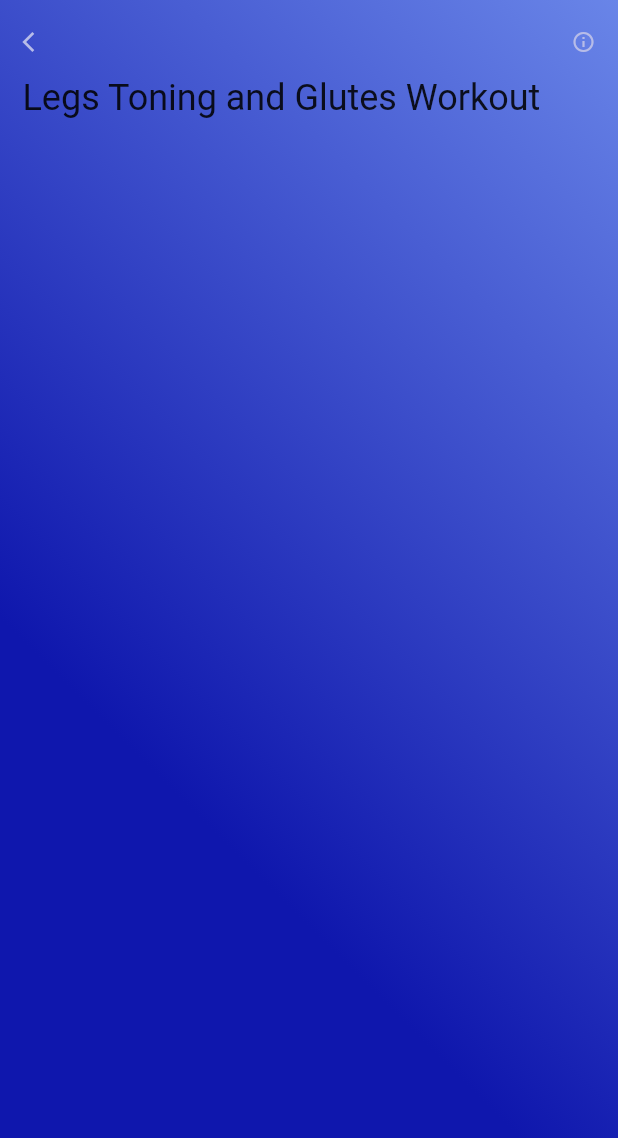
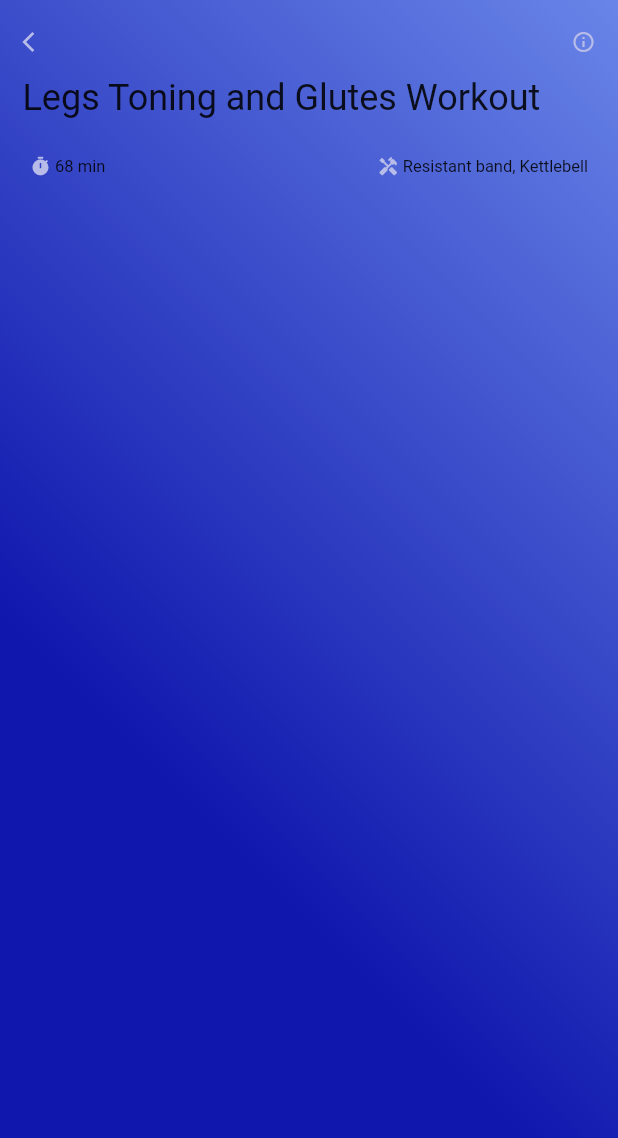
Before and after one commit to JJAHMEDAMER/Video_Training_App, a Flutter app: the screen it shows after launch, on a phone screen of 412 x 824 dp. Shown: the top 1138 px of the screen. Run offline on Flutter 3.47's test engine with Material 2 defaults, Android fonts, the phone set to English and light mode, and no system bars; statements that could not run were skipped.

Commit message:
3rd Row Info Bar

```diff
--- a/lib/pages/video_page.dart
+++ b/lib/pages/video_page.dart
@@ -55,9 +55,62 @@ class _VideoPageState extends State<VideoPage> {
                 ),
               ],
             ),
-            SizedBox(height: 15),
+            SizedBox(height: 20),
 
-            // 3rd Row
+            // 3rd Row Info Bar
+            Row(
+              mainAxisAlignment: MainAxisAlignment.spaceBetween,
+              crossAxisAlignment: CrossAxisAlignment.center,
+              children: [
+                Container(
+                  padding: EdgeInsets.all(5),
+                  decoration: BoxDecoration(
+                    borderRadius: BorderRadius.circular(7),
+                    color: AppColor.bigText.withOpacity(0.15),
+                  ),
+                  child: Row(
+                    children: [
+                      AppIcon(
+                        varIcon: Icons.timer,
+                        varSize: 14,
+                      ),
+                      Text(
+                        ' 68 min',
+                        style: TextStyle(
+                            color: AppColor.bigText,
+                            fontSize: 11,
+                            fontWeight: FontWeight.w400),
+                      )
+                    ],
+                  ),
+                ),
+                Container(
+                  padding: EdgeInsets.all(5),
+                  decoration: BoxDecoration(
+                    borderRadius: BorderRadius.circular(7),
+                    color: AppColor.bigText.withOpacity(0.15),
+                  ),
+                  child: Row(
+                    children: [
+                      AppIcon(
+                        varIcon: Icons.handyman,
+                        varSize: 14,
+                      ),
+                      Text(
+                        ' Resistant band, Kettlebell',
+                        style: TextStyle(
+                            color: AppColor.bigText,
+                            fontSize: 11,
+                            fontWeight: FontWeight.w400),
+                      )
+                    ],
+                  ),
+                ),
+              ],
+            ),
+            SizedBox(height: 20),
+
+            // 4th Row
           ],
         ),
       ),
```
